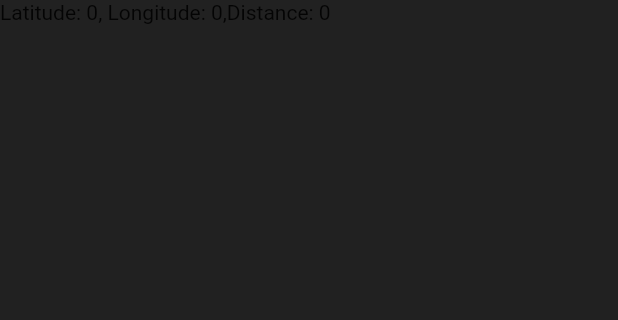
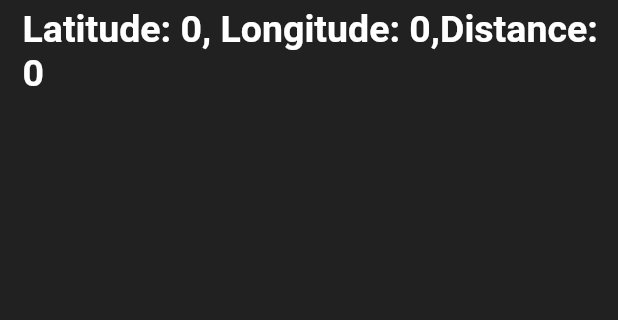
Before and after one commit to akshatmehta1906/Ambulance-Clearance, a Flutter app: the Alarm screen opened directly, on a phone screen of 412 x 824 dp, the part 495-815 px from its top. Run offline on Flutter 3.47's test engine with Material 2 defaults, Android fonts, the phone set to English and light mode, and no system bars; our stand-ins replace assets_audio_player, cloud_firestore, firebase_auth, flutter_map, flutter_spinkit, geolocator and 1 more; missing offline and left inert: great_circle_distance2; accounts and stored records are empty.

Commit message:
to resolve conflicts

```diff
--- a/ambulance/lib/alarm.dart
+++ b/ambulance/lib/alarm.dart
@@ -1,3 +1,4 @@
+import 'package:ambulance/home/home.dart';
 import 'package:flutter/material.dart';
 import 'package:assets_audio_player/assets_audio_player.dart';
 import 'package:cloud_firestore/cloud_firestore.dart';
@@ -37,6 +38,8 @@ class _AlarmState extends State<Alarm> {
   double alat;
   double along;
   double finaldist;
+  int check = 1;
+
 
 
 
@@ -112,7 +115,7 @@ class _AlarmState extends State<Alarm> {
           "6WJEVTcYWWPn6wY4SwsfaW7UGcv2").updateData({
         'longitude': _position.longitude.toDouble(),
         'latitude': _position.latitude.toDouble(),
-        'distance': finaldist,
+//        'distance': finaldist,
       });
     } catch (e) {
       print('Error: ${e.toString()}');
@@ -127,6 +130,11 @@ class _AlarmState extends State<Alarm> {
     _long = _position.longitude.toDouble();
 
     finaldist=distanceInBetween(alat, along, _lat, _long);
+
+    if(finaldist > 3000000)
+    {
+      check =0;
+    }
 
     final user = Provider.of<User>(context);
     DatabaseService(uid: user.uid).userData;
@@ -147,6 +155,11 @@ class _AlarmState extends State<Alarm> {
 
   @override
   Widget build(BuildContext context) {
+    if (check == 0) {
+      return Home();
+    }
+
+    else {
       return Scaffold(
           backgroundColor: Colors.grey[900],
           appBar: AppBar(
@@ -213,18 +226,33 @@ class _AlarmState extends State<Alarm> {
                       ),
                     ),
 
-                  Column(
+                    Container(
+                      child: Stack(
                         children: <Widget>[
-                      Text(
-                        'Latitude: ${_position != null ? alat.toString() : '0'},'
-                            ' Longitude: ${_position != null ? along.toString() : '0'},'
-                            'Distance: ${_position != null ? finaldist.toString() : '0'}'
+                          Container(
+                            padding: EdgeInsets.fromLTRB(15.0, 5.0, 0.0, 0.0),
+                            child: Text(
+                              'Latitude: ${_position != null
+                                  ? alat.toString()
+                                  : '0'},'
+                                  ' Longitude: ${_position != null ? along
+                                  .toString() : '0'},'
+                                  'Distance: ${_position != null ? finaldist
+                                  .toString() : '0'}'
                               ,
+                              style:
+                              TextStyle(
+                                fontSize: 25.0,
+                                fontWeight: FontWeight.bold,
+                                color: Colors.white,
+                              ),
+                            ),
+                          ),
+                        ],
+                      ),
                     ),
 
 
-                    ],
-                  ),
 
 
                   ]
@@ -232,5 +260,6 @@ class _AlarmState extends State<Alarm> {
           )
       );
     }
+  }
 
 }
```
Also changed, not shown: ambulance/lib/home/home.dart (+19 -9 lines). Lines whose indentation alone changed are shown as unchanged.
